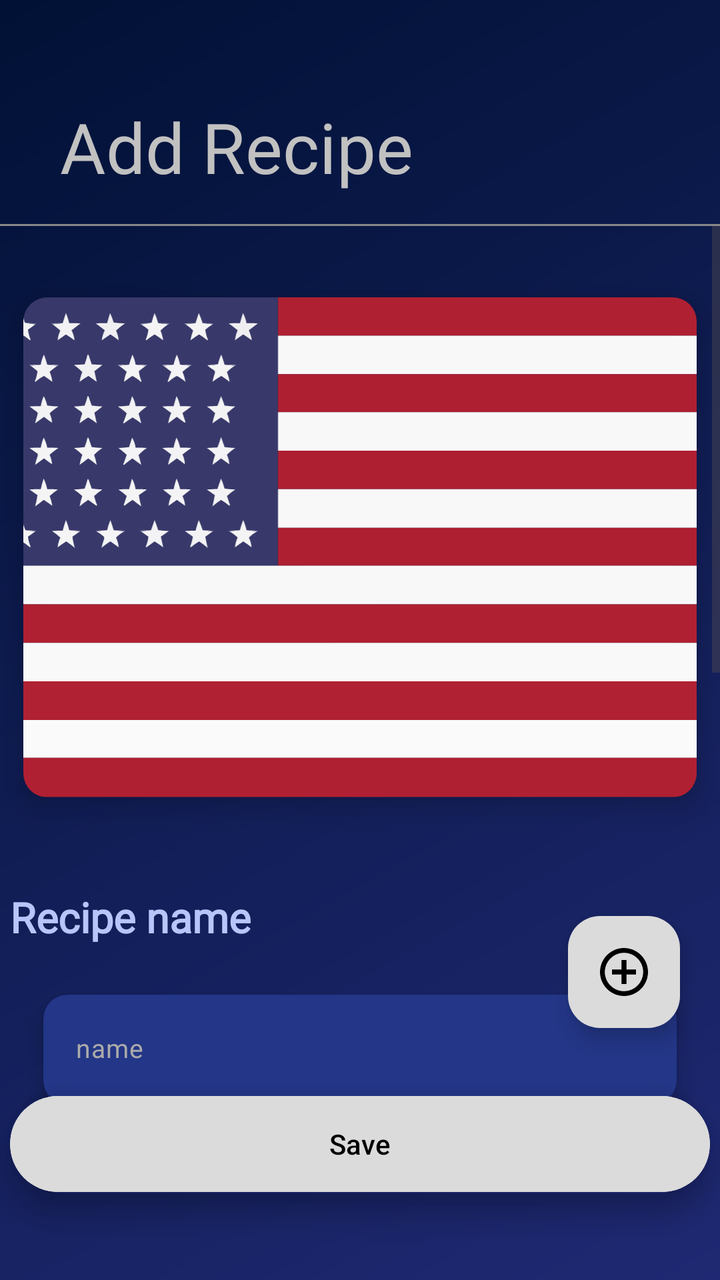
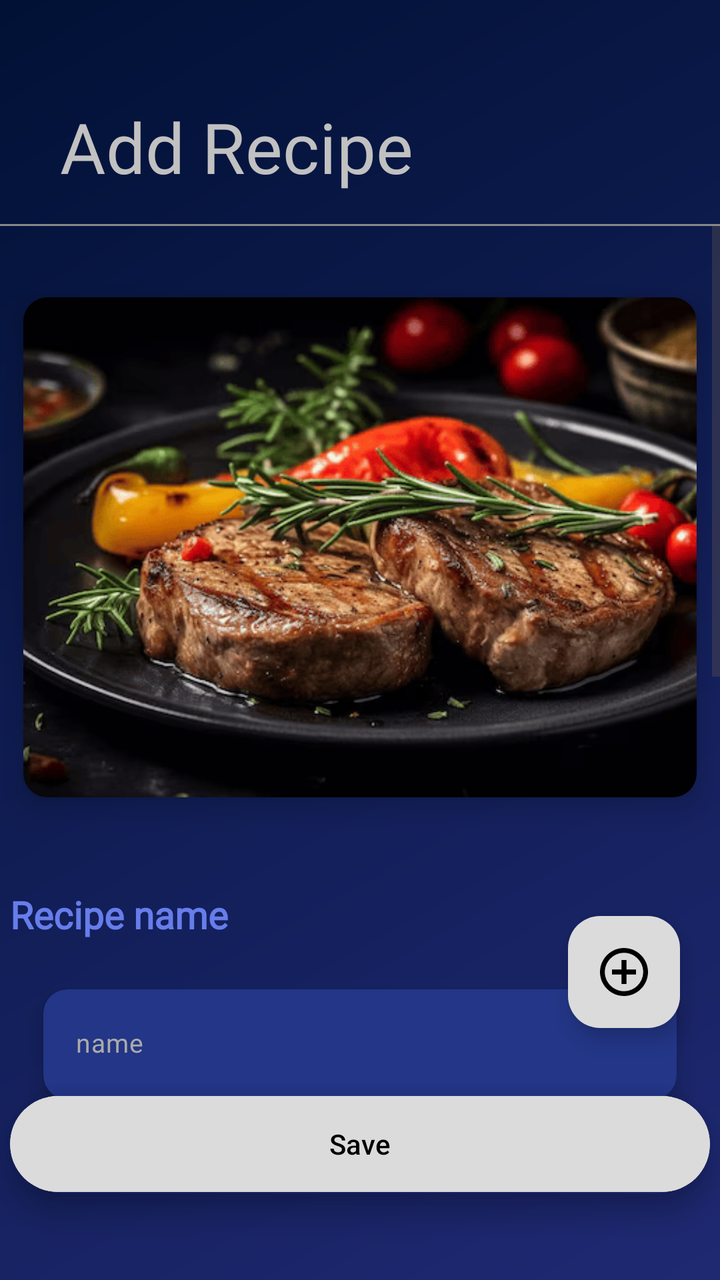

Screens rendered from an Android XML layout before and after an edit, with the pre-edit source and the edit as a unified diff.
<!-- AndroidManifest.xml: application theme Theme.Recipe -->
<!-- res/layout/activity_add_recipe.xml -->
<androidx.constraintlayout.widget.ConstraintLayout
    xmlns:android="http://schemas.android.com/apk/res/android"
    xmlns:app="http://schemas.android.com/apk/res-auto"
    xmlns:tools="http://schemas.android.com/tools"
    android:id="@+id/main"
    android:layout_width="match_parent"
    android:layout_height="match_parent"
    android:background="@drawable/my_background">


    
    <TextView
        android:id="@+id/CreateRecipeTextView"
        android:layout_width="wrap_content"
        android:layout_height="62dp"
        android:layout_marginTop="50dp"
        android:layout_marginStart="30dp"
        android:fontFamily="@font/open_sans_bold"
        android:gravity="left"
        android:text="Add Recipe"
        android:textColor="@color/my_text_view_back"
        android:textSize="35sp"
        app:layout_constraintStart_toStartOf="parent"
        app:layout_constraintTop_toTopOf="parent" />

    
    <View
        android:id="@+id/lineUnderText"
        android:layout_width="match_parent"
        android:layout_height="1dp"
        android:background="#888888"
        app:layout_constraintTop_toBottomOf="@id/CreateRecipeTextView"
        app:layout_constraintStart_toStartOf="parent"
        app:layout_constraintEnd_toEndOf="parent"/>



    
    <ScrollView
        android:id="@+id/ScrollViewContent"
        android:layout_width="match_parent"
        android:layout_height="0dp"
        android:fillViewport="true"
        android:layout_marginBottom="70dp"
        app:layout_constraintTop_toBottomOf="@id/lineUnderText"
        app:layout_constraintBottom_toBottomOf="parent">

        <LinearLayout
            android:id="@+id/LinearLayout"
            android:layout_width="match_parent"
            android:layout_height="wrap_content"
            android:orientation="vertical"
            android:paddingBottom="120dp">

            <androidx.cardview.widget.CardView
                android:id="@+id/CardViewRecipeImage"
                android:layout_width="wrap_content"
                android:layout_height="wrap_content"
                android:layout_marginTop="20dp"
                android:layout_gravity="center"
                app:cardCornerRadius="12dp"
                app:cardElevation="8dp"
                app:cardUseCompatPadding="true"
                app:cardBackgroundColor="@android:color/transparent">

                <ImageView
                    android:id="@+id/recipeImageView"
                    android:layout_width="350dp"
                    android:layout_height="250dp"
                    android:src="@drawable/america"
                    android:scaleType="centerCrop"
                    android:contentDescription="Recipe photo"
                    android:clickable="true"
                    android:focusable="true"
                    android:background="?attr/selectableItemBackgroundBorderless"/>
            </androidx.cardview.widget.CardView>

            <TextView
                android:id="@+id/TextViewRecipeName"
                android:layout_width="350dp"
                android:layout_height="wrap_content"
                android:layout_marginTop="30dp"
                android:fontFamily="@font/archivo_black"
                android:text="Recipe name"
                android:textColor="@color/title_my_color"
                android:textSize="21sp"
                android:textStyle="bold"
                android:layout_gravity="center"/>

            <androidx.cardview.widget.CardView
                android:id="@+id/CardViewRecipeName"
                android:layout_width="match_parent"
                android:layout_height="wrap_content"
                android:layout_margin="12dp"
                android:padding="12dp"
                app:cardBackgroundColor="@color/my_recipes_background"
                app:cardElevation="6dp"
                app:cardCornerRadius="12dp"
                app:cardUseCompatPadding="true">

                <EditText
                    android:id="@+id/EditTextRecipe"
                    style="@style/Widget.Material3.AutoCompleteTextView.OutlinedBox"
                    android:layout_width="match_parent"
                    android:layout_height="55dp"
                    android:hint="name"
                    android:inputType="text"
                    android:paddingStart="16dp"
                    android:paddingTop="15dp"
                    android:textColor="@color/my_textView_gray"
                    android:textColorHint="@android:color/darker_gray"
                    android:textSize="13sp"
                    android:background="@null"/>
            </androidx.cardview.widget.CardView>

            <TextView
                android:id="@+id/TextViewIngredient"
                android:layout_width="350dp"
                android:layout_height="wrap_content"
                android:layout_marginTop="15dp"
                android:fontFamily="@font/archivo_black"
                android:text="Ingredients"
                android:visibility="invisible"
                android:textColor="@color/title_my_color"
                android:textSize="21sp"
                android:textStyle="bold"
                android:layout_gravity="center" />

            <LinearLayout
                android:id="@+id/linearLayoutDescription"
                android:layout_width="match_parent"
                android:layout_height="wrap_content"
                android:orientation="vertical"
                tools:listitem="@layout/ingredient_item"/>

            <TextView
                android:id="@+id/TextViewInstructionRecipe"
                android:layout_width="350dp"
                android:layout_height="wrap_content"
                android:layout_marginTop="50dp"
                android:fontFamily="@font/archivo_black"
                android:text="Instruction"
                android:textColor="@color/title_my_color"
                android:textSize="21sp"
                android:textStyle="bold"
                android:layout_gravity="center"/>

            <androidx.cardview.widget.CardView
                android:id="@+id/CardViewInstruction"
                android:layout_width="match_parent"
                android:layout_height="wrap_content"
                android:layout_margin="12dp"
                app:cardElevation="6dp"
                app:cardCornerRadius="12dp"
                app:cardUseCompatPadding="true"
                app:cardBackgroundColor="@color/my_recipes_background">

                <EditText
                    android:id="@+id/EditTextInsctructionRecipe"
                    style="@style/Widget.Material3.AutoCompleteTextView.OutlinedBox"
                    android:layout_width="match_parent"
                    android:layout_height="wrap_content"
                    android:hint="Instruction"
                    android:inputType="textMultiLine"
                    android:gravity="top|start"
                    android:minHeight="180dp"
                    android:scrollbars="vertical"
                    android:overScrollMode="always"
                    android:padding="12dp"
                    android:textColor="@color/my_textView_gray"
                    android:textColorHint="@android:color/darker_gray"
                    android:textSize="13sp"
                    android:background="@null"/>
            </androidx.cardview.widget.CardView>
        </LinearLayout>
    </ScrollView>

    
    <com.google.android.material.floatingactionbutton.FloatingActionButton
        android:id="@+id/floatingActionButton"
        android:layout_width="wrap_content"
        android:layout_height="wrap_content"
        android:layout_marginEnd="20dp"
        android:layout_marginBottom="30dp"
        android:contentDescription="@string/app_name"
        app:layout_constraintBottom_toTopOf="@id/CardView"
        app:layout_constraintEnd_toEndOf="parent"
        app:backgroundTint="@color/background_floatingButton"
        app:srcCompat="@drawable/ic_add_recipe"
        app:tint="@color/black" />

    

    <androidx.cardview.widget.CardView
        android:id="@+id/CardView"
        android:layout_width="350dp"
        android:layout_height="wrap_content"
        app:cardElevation="8dp"
        android:layout_margin="40dp"
        app:cardCornerRadius="120dp"
        android:layout_marginBottom="30dp"
        app:cardBackgroundColor="@android:color/transparent"
        app:layout_constraintBottom_toBottomOf="parent"
        app:layout_constraintStart_toStartOf="parent"
        app:layout_constraintEnd_toEndOf="parent">

        <Button
            android:id="@+id/RecipeSaveButton"
            android:layout_width="match_parent"
            android:layout_height="56dp"
            android:text="Save"
            android:elevation="8dp"
            android:backgroundTint="@color/background_floatingButton"
            android:textColor="@color/black"/>
    </androidx.cardview.widget.CardView>

</androidx.constraintlayout.widget.ConstraintLayout>
<!-- res/layout/ingredient_item.xml (included above) -->
<?xml version="1.0" encoding="utf-8"?>
<androidx.constraintlayout.widget.ConstraintLayout xmlns:android="http://schemas.android.com/apk/res/android"
    xmlns:app="http://schemas.android.com/apk/res-auto"
    android:id="@+id/linearLayout"
    android:layout_width="match_parent"
    android:layout_height="wrap_content"
    android:layout_marginTop="10dp">


    <Button
        android:id="@+id/ButtonDelete"
        style="@style/Widget.AppCompat.Button.Borderless.Colored"
        android:layout_width="wrap_content"
        android:layout_height="wrap_content"
        android:layout_marginEnd="30dp"
        android:minHeight="48dp"
        android:text="Delete"
        android:textColor="@android:color/holo_red_dark"
        android:textSize="10sp"
        app:layout_constraintBottom_toTopOf="@+id/LinearLayoutIngredient"
        app:layout_constraintEnd_toEndOf="parent"
        app:layout_constraintTop_toTopOf="parent" />


    <LinearLayout
        android:id="@+id/LinearLayoutIngredient"
        android:layout_width="350dp"
        android:layout_height="50dp"
        android:background="@drawable/textview_border"
        android:gravity="center"
        android:orientation="horizontal"
        app:layout_constraintBottom_toBottomOf="parent"
        app:layout_constraintEnd_toEndOf="parent"
        app:layout_constraintHorizontal_bias="0.5"
        app:layout_constraintStart_toStartOf="parent"
        app:layout_constraintTop_toBottomOf="@+id/ButtonDelete">

        <EditText
            android:id="@+id/EditTextNameIngredient"
            android:layout_width="140dp"
            android:layout_height="50dp"
            android:layout_marginStart="20dp"
            android:ellipsize="none"
            android:hint="name"
            android:inputType="text"
            android:paddingTop="15dp"
            android:scrollHorizontally="true"
            android:singleLine="true"
            android:textColor="@color/my_text_view_back"
            android:textColorHint="@android:color/darker_gray"
            android:textSize="13sp" />

        <FrameLayout
            android:layout_width="wrap_content"
            android:layout_height="wrap_content">

            <EditText
                android:id="@+id/EditTextWeight"
                android:layout_width="80dp"
                android:layout_height="50dp"
                android:background="@drawable/weight_border"
                android:gravity="center"
                android:hint="Weight"
                android:inputType="numberDecimal"
                android:minHeight="48dp"
                android:paddingStart="7dp"
                android:paddingEnd="7dp"
                android:textColor="@color/my_text_view_back"
                android:textColorHint="@color/my_text_view_back"
                android:textSize="12sp" />
        </FrameLayout>

        <FrameLayout
            android:layout_width="wrap_content"
            android:layout_height="wrap_content">

            <TextView
                android:id="@+id/TextViewUnit"
                android:layout_width="70dp"
                android:layout_height="50dp"
                android:background="@drawable/weight_border"
                android:gravity="center"
                android:hint="kg"
                android:inputType="numberDecimal"
                android:minHeight="48dp"
                android:textColor="@color/my_text_view_back"
                android:textColorHint="#979595"
                android:textSize="13sp" />
        </FrameLayout>

        <Spinner
            android:id="@+id/SpinnerUnit"
            android:layout_width="wrap_content"
            android:layout_height="70dp"
            android:entries="@array/ingredients_unit"
            android:minHeight="48dp" />
    </LinearLayout>


</androidx.constraintlayout.widget.ConstraintLayout>
<!-- resources referenced by this layout -->
<resources>
  <string-array name="ingredients_unit">
          <item>kg</item>
          <item>gr</item>
          <item>l</item>
          <item>ml</item>
          <item>tbsp</item>
          <item>tsp</item>
  
      </string-array>
  <color name="background_floatingButton">#DBDBDB</color>
  <color name="black">#FF000000</color>
  <color name="my_recipes_background">#233687</color>
  <color name="my_textView_gray">#FFFFFF</color>
  <color name="my_text_view_back">#C1C1C1</color>
  <color name="title_my_color">#B8C5FA</color>
  <!-- drawable america: vector/xml drawable (drawable, 29050 chars, omitted) -->
  <!-- drawable ic_add_recipe (drawable) -->
  <vector xmlns:android="http://schemas.android.com/apk/res/android"
      android:width="512dp"
      android:height="512dp"
      android:viewportWidth="512"
      android:viewportHeight="512">
    <path
        android:pathData="M233,1c-19.9,1.8 -46.4,7.8 -64.9,14.6 -23.7,8.8 -52.9,25.4 -72.7,41.4 -10.1,8.2 -30.2,28.3 -38.4,38.4 -16,19.8 -32.6,49 -41.4,72.7 -12.4,33.6 -17.8,74.2 -14.6,109.7 1.9,21.6 7.6,47 14.6,66.1 8.8,23.7 25.4,52.9 41.4,72.7 8.2,10.1 28.3,30.2 38.4,38.4 19.8,16 49,32.6 72.7,41.4 33.6,12.4 74.2,17.8 109.7,14.6 21.6,-1.9 47,-7.6 66.1,-14.6 23.7,-8.8 52.9,-25.4 72.7,-41.4 10.1,-8.2 30.2,-28.3 38.4,-38.4 16,-19.8 32.6,-49 41.4,-72.7 7,-19.1 12.7,-44.5 14.6,-66.1 3.2,-35.5 -2.2,-76.1 -14.6,-109.7 -8.8,-23.7 -25.4,-52.9 -41.4,-72.7 -8.2,-10.1 -28.3,-30.2 -38.4,-38.4 -19.8,-16 -49,-32.6 -72.7,-41.4 -33.7,-12.4 -74.7,-17.8 -110.9,-14.6zM273.5,52c48.6,4.6 92.4,25.1 126.9,59.6 67.5,67.6 79.6,169.9 29.8,251.4 -15.7,25.7 -41.5,51.5 -67.2,67.2 -54.4,33.3 -118.8,39.7 -177.8,17.6 -27.9,-10.4 -52.3,-26.2 -73.6,-47.4 -62.5,-62.6 -78.1,-156.4 -39,-234.7 37.8,-75.7 118.5,-121.4 200.9,-113.7z"
        android:fillColor="#000000"
        android:strokeColor="#00000000"/>
    <path
        android:pathData="M230,179l0,51 -51,-0 -51,-0 0,26 0,26 51,-0 51,-0 0,51 0,51 26,-0 26,-0 0,-51 0,-51 51,-0 51,-0 0,-26 0,-26 -51,-0 -51,-0 0,-51 0,-51 -26,-0 -26,-0 0,51z"
        android:fillColor="#000000"
        android:strokeColor="#00000000"/>
  </vector>
  <!-- drawable my_background (drawable) -->
  <shape xmlns:android="http://schemas.android.com/apk/res/android"
      android:shape="rectangle">
  
  
      <gradient
          android:type="linear"
          android:startColor="#011135"
          android:endColor="#1F2973"
          android:angle="315" />
  
      <size
          android:width="1080dp"
          android:height="1920dp" />
  </shape>
  <!-- drawable textview_border (drawable) -->
  <?xml version="1.0" encoding="utf-8"?>
  <shape xmlns:android="http://schemas.android.com/apk/res/android"
      android:shape="rectangle">
  
      
      <solid android:color="#22388E" />
  
      
  
  
      
      <corners android:radius="10dp" />
  </shape>
  <!-- drawable weight_border: png bitmap (drawable, 4779 bytes) -->
  <string name="app_name">Recipe</string>
  <style name="Theme.Recipe" parent="Base.Theme.Recipe" />
  <style name="Base.Theme.Recipe" parent="Theme.Material3.DayNight.NoActionBar">
          
          
      </style>
</resources>

<!-- the commit's change to res/layout/activity_add_recipe.xml (unified diff, before → after) -->
@@ -67,7 +67,7 @@
                     android:id="@+id/recipeImageView"
                     android:layout_width="350dp"
                     android:layout_height="250dp"
-                    android:src="@drawable/america"
+                    android:src="@drawable/steak"
                     android:scaleType="centerCrop"
                     android:contentDescription="Recipe photo"
                     android:clickable="true"
@@ -83,7 +83,7 @@
                 android:fontFamily="@font/archivo_black"
                 android:text="Recipe name"
                 android:textColor="@color/title_my_color"
-                android:textSize="21sp"
+                android:textSize="19sp"
                 android:textStyle="bold"
                 android:layout_gravity="center"/>
 
@@ -122,7 +122,7 @@
                 android:text="Ingredients"
                 android:visibility="invisible"
                 android:textColor="@color/title_my_color"
-                android:textSize="21sp"
+                android:textSize="19sp"
                 android:textStyle="bold"
                 android:layout_gravity="center" />
 
@@ -141,7 +141,7 @@
                 android:fontFamily="@font/archivo_black"
                 android:text="Instruction"
                 android:textColor="@color/title_my_color"
-                android:textSize="21sp"
+                android:textSize="19sp"
                 android:textStyle="bold"
                 android:layout_gravity="center"/>
 
@@ -222,7 +222,7 @@
     android:id="@+id/linearLayout"
     android:layout_width="match_parent"
     android:layout_height="wrap_content"
-    android:layout_marginTop="10dp">
+    android:layout_marginBottom="10dp">
 
 
     <Button
<!-- resource entries referenced after the edit -->
@@ -14,8 +14,7 @@
   <color name="my_recipes_background">#233687</color>
   <color name="my_textView_gray">#FFFFFF</color>
   <color name="my_text_view_back">#C1C1C1</color>
-  <color name="title_my_color">#B8C5FA</color>
-  <!-- drawable america: vector/xml drawable (drawable, 29050 chars, omitted) -->
+  <color name="title_my_color">#667DEB</color>
   <!-- drawable ic_add_recipe (drawable) -->
   <vector xmlns:android="http://schemas.android.com/apk/res/android"
       android:width="512dp"
@@ -46,6 +45,7 @@
           android:width="1080dp"
           android:height="1920dp" />
   </shape>
+  <!-- drawable steak: png bitmap (drawable, 103174 bytes) -->
   <!-- drawable textview_border (drawable) -->
   <?xml version="1.0" encoding="utf-8"?>
   <shape xmlns:android="http://schemas.android.com/apk/res/android"
